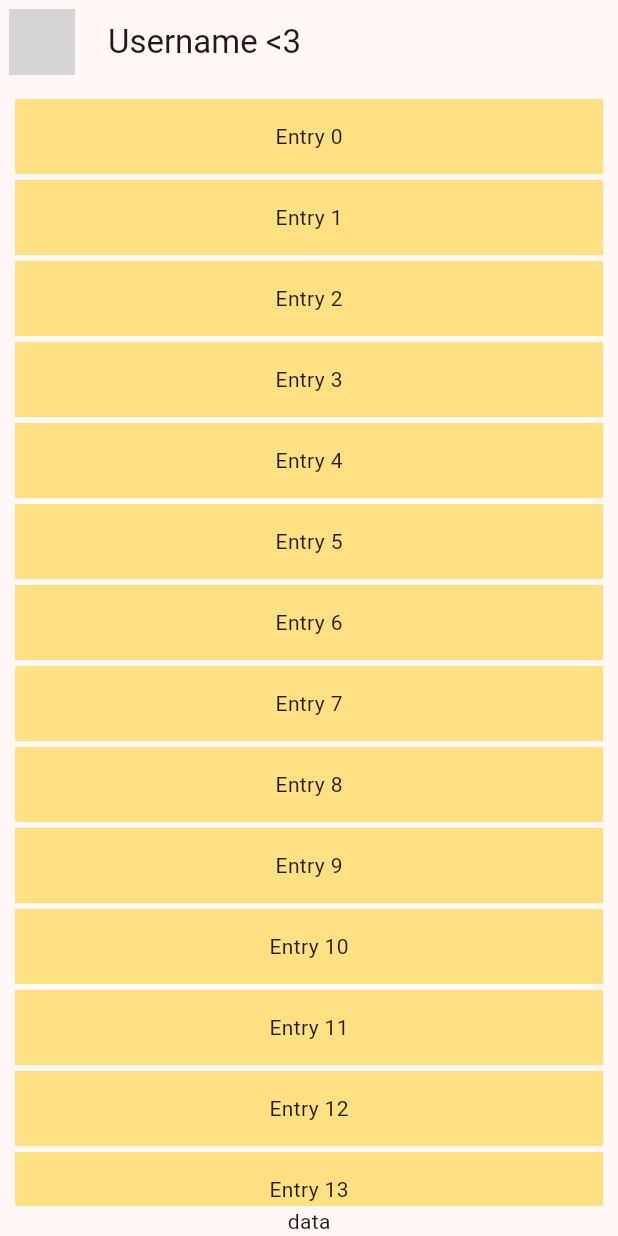
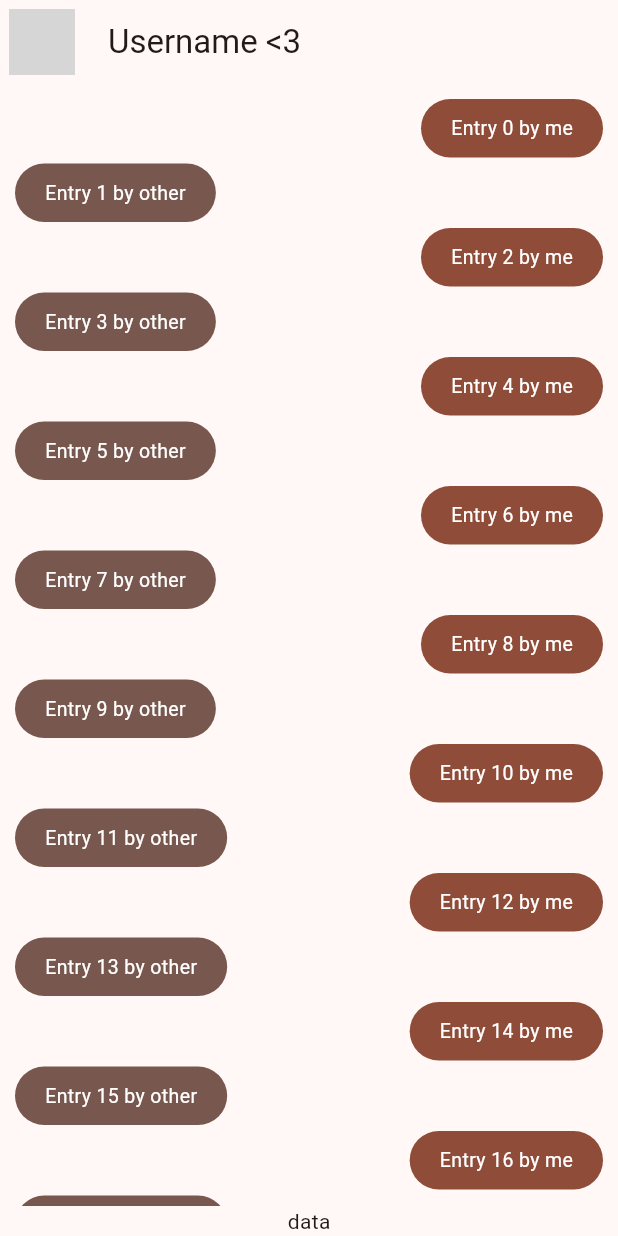
Before and after one commit to jenntenem/chat_flutter_practice, a Flutter app: the screen it shows after launch, on a phone screen of 412 x 824 dp. Run offline on Flutter 3.47's test engine with Material 3 defaults, Android fonts, the phone set to English and light mode, and no system bars; network calls fail; grey boxes are pictures that could not be loaded.

Commit message:
Message bubble for chat

```diff
--- /dev/null
+++ b/lib/presentation/widgets/chat/message_bubble.dart
@@ -0,0 +1,37 @@
+import 'package:flutter/material.dart';
+
+class MessageBubble extends StatelessWidget {
+  final int sendBy; // 0: me, 1: other
+  final int index;
+
+  const MessageBubble({super.key, required this.sendBy, this.index = 0})
+      : assert(sendBy >= 0 && sendBy <= 1, 'Invalid sendBy value');
+
+  @override
+  Widget build(BuildContext context) {
+    final ColorScheme colors = Theme.of(context).colorScheme;
+
+    return Column(
+      crossAxisAlignment:
+          sendBy == 0 ? CrossAxisAlignment.end : CrossAxisAlignment.start,
+      children: <Widget>[
+        Container(
+          // height: 50,
+          decoration: BoxDecoration(
+            borderRadius: BorderRadius.circular(20),
+            color: sendBy == 0 ? colors.primary : colors.secondary,
+          ),
+          margin: const EdgeInsets.all(2),
+          // color: Colors.amber[200], // Can't no be used with BoxDecoration
+          child: Padding(
+            padding: const EdgeInsets.symmetric(horizontal: 20, vertical: 10),
+            child: Text(
+              'Entry $index by ${sendBy == 0 ? 'me' : 'other'}',
+              style: const TextStyle(color: Colors.white, fontSize: 13),
+            ),
+          ),
+        ),
+      ],
+    );
+  }
+}
--- a/lib/presentation/widgets/shared/chat_list.dart
+++ b/lib/presentation/widgets/shared/chat_list.dart
@@ -1,4 +1,5 @@
 import 'package:flutter/material.dart';
+import 'package:chat_flutter_practice/presentation/widgets/chat/message_bubble.dart';
 
 class ChatList extends StatelessWidget {
   const ChatList({Key? key}) : super(key: key);
@@ -9,12 +10,7 @@ class ChatList extends StatelessWidget {
       padding: const EdgeInsets.all(8),
       itemCount: 100,
       itemBuilder: (context, index) {
-        return Container(
-          height: 50,
-          margin: const EdgeInsets.all(2),
-          color: Colors.amber[200],
-          child: Center(child: Text('Entry $index')),
-        );
+        return MessageBubble(sendBy: index % 2, index: index);
       },
     );
   }
```
